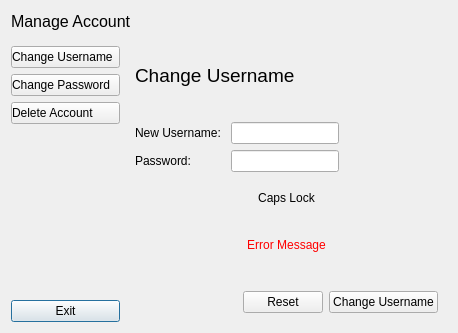
Above: ui/manage_account.ui from VicMbugua/TaskManagementSystem before the change. Below: the same form after it.
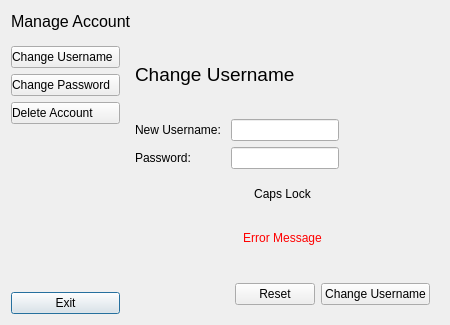
That is the form after the change.

Diff of the .ui file:
```diff
--- a/ui/manage_account.ui
+++ b/ui/manage_account.ui
@@ -6,8 +6,8 @@
    <rect>
     <x>0</x>
     <y>0</y>
-    <width>458</width>
-    <height>333</height>
+    <width>450</width>
+    <height>325</height>
    </rect>
   </property>
   <property name="windowTitle">
```
Left out of the diff: 48 changed lines with no effect on the pictures.
